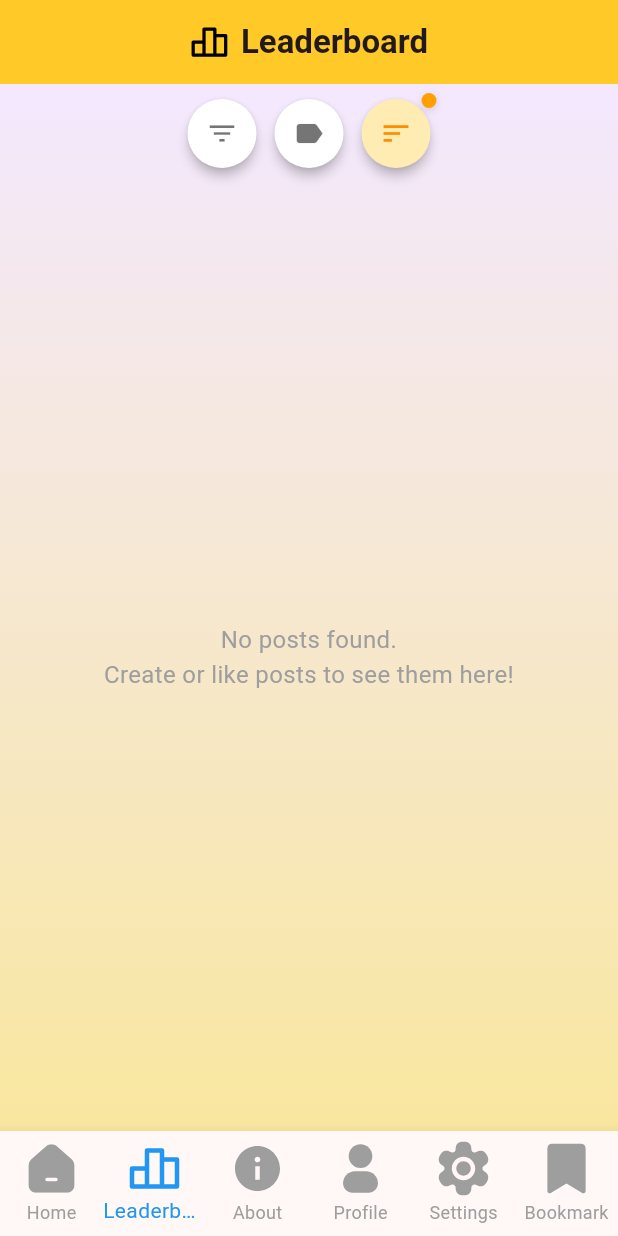
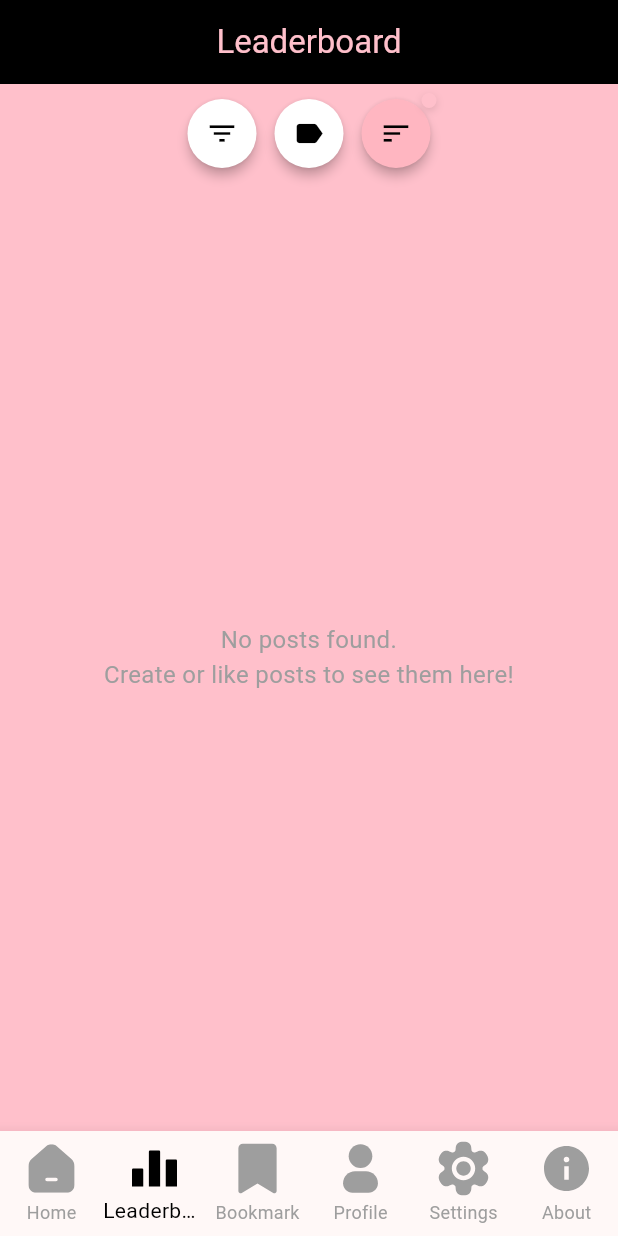
Before and after one commit to MJS022423/GlamURe, a Flutter app: the HomePage screen opened by its route, item 2 of the bottom bar chosen, on a phone screen of 412 x 824 dp. Run offline on Flutter 3.47's test engine with Material 3 defaults, Android fonts, the phone set to English and light mode, and no system bars; our stand-ins replace device_preview, flutter_svg, getwidget, image_picker; project files that could hold a hidden picture were left out.

Commit message:
--app fixed--
basta

```diff
--- a/myapp/lib/data/account_store.dart
+++ b/myapp/lib/data/account_store.dart
@@ -1,5 +1,4 @@
 // lib/data/account_store.dart
-import 'dart:convert';
 import 'package:flutter/foundation.dart'; // debugPrint
 import 'post_store.dart';
 
--- a/myapp/lib/data/comment_store.dart
+++ b/myapp/lib/data/comment_store.dart
@@ -7,6 +7,8 @@
 ///   "createdAt": DateTime,
 ///   "authorUsername": String? // optional account username (used to lookup avatar)
 /// }
+library;
+
 
 class CommentStore {
   static final Map<int, List<Map<String, dynamic>>> _commentsByPost = {};
--- a/myapp/lib/homepage-modules/create_post_components/create_post_module.dart
+++ b/myapp/lib/homepage-modules/create_post_components/create_post_module.dart
@@ -1,6 +1,5 @@
 // lib/homepage-modules/create_post_module.dart
 import 'dart:typed_data';
-import 'dart:convert';
 import 'package:flutter/material.dart';
 import 'package:getwidget/getwidget.dart';
 
--- a/myapp/lib/homepage-modules/expanded_post_page.dart
+++ b/myapp/lib/homepage-modules/expanded_post_page.dart
@@ -4,7 +4,6 @@ import 'dart:typed_data';
 import 'dart:convert';
 import 'package:flutter/material.dart';
 import 'package:flutter_svg/flutter_svg.dart';
-import 'package:getwidget/getwidget.dart';
 import '../data/post_store.dart';
 import '../data/user_actions_store.dart';
 import '../data/comment_store.dart';
--- a/myapp/lib/homepage-modules/homepage.dart
+++ b/myapp/lib/homepage-modules/homepage.dart
@@ -133,20 +133,11 @@ class _HomePageState extends State<HomePage> with SingleTickerProviderStateMixin
               ),
             ),
 
-            // Search bar with Create Post icon
+            // Search bar (create-post icon moved to floating action button)
             Padding(
               padding: const EdgeInsets.symmetric(horizontal: 16, vertical: 8),
               child: Row(
                 children: [
-                  IconButton(
-                    iconSize: 40,
-                    onPressed: openModal,
-                    icon: SvgPicture.asset(
-                      'assets/create-svgrepo-com.svg',
-                      width: 40,
-                      height: 40,
-                    ),
-                  ),
                   const SizedBox(width: 8),
                   Expanded(
                     child: TagSearchBarModule(onSearch: handleTagSearch),
@@ -207,7 +198,7 @@ class _HomePageState extends State<HomePage> with SingleTickerProviderStateMixin
             LeaderboardModule(goBack: () => setState(() => _selectedIndex = 0));
         break;
       case 2:
-        currentPage = AboutPage();
+        currentPage = BookmarkPage();
         break;
       case 3:
         currentPage = const ProfilePage();
@@ -216,7 +207,7 @@ class _HomePageState extends State<HomePage> with SingleTickerProviderStateMixin
         currentPage = SettingsPage();
         break;
       case 5:
-        currentPage = BookmarkPage();
+        currentPage = AboutPage();
         break;
       default:
         currentPage = _buildHomeContent();
@@ -225,11 +216,26 @@ class _HomePageState extends State<HomePage> with SingleTickerProviderStateMixin
     return Scaffold(
       backgroundColor: const Color.fromARGB(255, 224, 224, 224),
       body: SafeArea(child: currentPage),
+      // Floating + button placed above bottom navigation (bottom-right)
+      // Show FAB only on Home (index 0)
+      floatingActionButton: _selectedIndex == 0
+          ? FloatingActionButton(
+              onPressed: openModal,
+              backgroundColor: Colors.white,
+              elevation: 6,
+              child: SvgPicture.asset(
+                'assets/create-svgrepo-com.svg',
+                width: 28,
+                height: 28,
+              ),
+            )
+          : null,
+      floatingActionButtonLocation: FloatingActionButtonLocation.endFloat,
       bottomNavigationBar: BottomNavigationBar(
         type: BottomNavigationBarType.fixed,
         currentIndex: _selectedIndex,
         onTap: _onNavTapped,
-        selectedItemColor: Colors.blue,
+        selectedItemColor: Colors.black,
         unselectedItemColor: Colors.grey,
         iconSize: 36,
         items: [
@@ -238,7 +244,7 @@ class _HomePageState extends State<HomePage> with SingleTickerProviderStateMixin
               'assets/home.svg',
               width: 36,
               height: 36,
-              color: _selectedIndex == 0 ? Colors.blue : Colors.grey,
+              color: _selectedIndex == 0 ? Colors.black : Colors.grey,
             ),
             label: 'Home',
           ),
@@ -247,25 +253,25 @@ class _HomePageState extends State<HomePage> with SingleTickerProviderStateMixin
               'assets/leaderboard.svg',
               width: 36,
               height: 36,
-              color: _selectedIndex == 1 ? Colors.blue : Colors.grey,
+              color: _selectedIndex == 1 ? Colors.black : Colors.grey,
             ),
             label: 'Leaderboard',
           ),
-          BottomNavigationBarItem(
+           BottomNavigationBarItem(
             icon: SvgPicture.asset(
-              'assets/info.svg',
+              'assets/bookmark.svg',
               width: 36,
               height: 36,
-              color: _selectedIndex == 2 ? Colors.blue : Colors.grey,
+              color: _selectedIndex == 2 ? Colors.black : Colors.grey,
             ),
-            label: 'About',
+            label: 'Bookmark',
           ),
           BottomNavigationBarItem(
             icon: SvgPicture.asset(
               'assets/profile.svg',
               width: 36,
               height: 36,
-              color: _selectedIndex == 3 ? Colors.blue : Colors.grey,
+              color: _selectedIndex == 3 ? Colors.black : Colors.grey,
             ),
             label: 'Profile',
           ),
@@ -274,18 +280,18 @@ class _HomePageState extends State<HomePage> with SingleTickerProviderStateMixin
               'assets/settings.svg',
               width: 36,
               height: 36,
-              color: _selectedIndex == 4 ? Colors.blue : Colors.grey,
+              color: _selectedIndex == 4 ? Colors.black : Colors.grey,
             ),
             label: 'Settings',
           ),
           BottomNavigationBarItem(
             icon: SvgPicture.asset(
-              'assets/bookmark.svg',
+              'assets/info.svg',
               width: 36,
               height: 36,
-              color: _selectedIndex == 5 ? Colors.blue : Colors.grey,
+              color: _selectedIndex == 5 ? Colors.black : Colors.grey,
             ),
-            label: 'Bookmark',
+            label: 'About',
           ),
         ],
       ),
--- a/myapp/lib/homepage-modules/post_feed_module.dart
+++ b/myapp/lib/homepage-modules/post_feed_module.dart
@@ -65,7 +65,9 @@ class _PostFeedModuleState extends State<PostFeedModule> {
     addIfUnique(post['gender']);
     addIfUnique(post['style']);
     if (post['tags'] is Iterable) {
-      for (final t in post['tags']) addIfUnique(t?.toString());
+      for (final t in post['tags']) {
+        addIfUnique(t?.toString());
+      }
     }
     return result;
   }
--- a/myapp/lib/profile/widgets/header_panel.dart
+++ b/myapp/lib/profile/widgets/header_panel.dart
@@ -1,5 +1,4 @@
 // lib/profile/widgets/header_panel.dart
-import 'dart:convert';
 import 'package:flutter/material.dart';
 import '../../data/account_store.dart';
 import 'avatar_widget.dart';
--- a/myapp/lib/settings/widgets/avatar_picker.dart
+++ b/myapp/lib/settings/widgets/avatar_picker.dart
@@ -61,7 +61,7 @@ class _AvatarPickerState extends State<AvatarPicker> {
     // Try calling updateProfile if exists; otherwise mutate currentUser
     try {
       // prefer explicit API if author implemented it
-      await AccountStore.updateProfile(updated);
+      AccountStore.updateProfile(updated);
     } catch (e) {
       // best-effort fallback if no method exists
       try {
--- a/myapp/lib/settings/widgets/profile_section.dart
+++ b/myapp/lib/settings/widgets/profile_section.dart
@@ -4,7 +4,6 @@ import 'dart:typed_data';
 import 'package:flutter/material.dart';
 import 'package:image_picker/image_picker.dart';
 import '../../data/account_store.dart';
-import 'avatar_picker.dart';
 import 'header_tile.dart';
 
 class ProfileSection extends StatefulWidget {
--- a/myapp/lib/single-coded-page/leaderboard_module.dart
+++ b/myapp/lib/single-coded-page/leaderboard_module.dart
@@ -2,7 +2,7 @@
 import 'package:flutter/material.dart';
 import '../data/post_store.dart';
 import '../homepage-modules/post_feed_module.dart';
-import 'package:flutter_svg/flutter_svg.dart';
+import '../utils/app_bar_builder.dart';
 
 
 class LeaderboardModule extends StatefulWidget {
@@ -115,7 +115,7 @@ class _LeaderboardModuleState extends State<LeaderboardModule> {
             const Padding(padding: EdgeInsets.all(16.0), child: Text("Select Tag Category", style: TextStyle(fontWeight: FontWeight.bold, fontSize: 18))),
             ListTile(
               title: const Text("All"),
-              trailing: selectedField == null ? const Icon(Icons.check_circle, color: Colors.amber) : null,
+              trailing: selectedField == null ? const Icon(Icons.check_circle, color: Color(0xFFFFC0CB)) : null,
               onTap: () {
                 Navigator.pop(context);
                 setState(() {
@@ -128,7 +128,7 @@ class _LeaderboardModuleState extends State<LeaderboardModule> {
             ...sampleTags.keys.map((field) {
               return ListTile(
                 title: Text(field),
-                trailing: selectedField == field ? const Icon(Icons.check_circle, color: Colors.amber) : null,
+                trailing: selectedField == field ? const Icon(Icons.check_circle, color: Color(0xFFFFC0CB)) : null,
                 onTap: () {
                   Navigator.pop(context);
                   setState(() {
@@ -158,7 +158,7 @@ class _LeaderboardModuleState extends State<LeaderboardModule> {
             Padding(padding: const EdgeInsets.all(16.0), child: Text("$field Tags", style: const TextStyle(fontWeight: FontWeight.bold, fontSize: 18))),
             ListTile(
               title: const Text("All"),
-              trailing: selectedValue == null ? const Icon(Icons.check_circle, color: Colors.amber) : null,
+              trailing: selectedValue == null ? const Icon(Icons.check_circle, color: Color(0xFFFFC0CB)) : null,
               onTap: () {
                 Navigator.pop(context);
                 setState(() => selectedValue = null);
@@ -168,7 +168,7 @@ class _LeaderboardModuleState extends State<LeaderboardModule> {
             ...values.map((val) {
               return ListTile(
                 title: Text(val),
-                trailing: selectedValue == val ? const Icon(Icons.check_circle, color: Colors.amber) : null,
+                trailing: selectedValue == val ? const Icon(Icons.check_circle, color: Color(0xFFFFC0CB)) : null,
                 onTap: () {
                   Navigator.pop(context);
                   setState(() => selectedValue = val);
@@ -196,7 +196,7 @@ class _LeaderboardModuleState extends State<LeaderboardModule> {
             ...options.map((opt) {
               return ListTile(
                 title: Text(opt),
-                trailing: sortBy == opt ? const Icon(Icons.check_circle, color: Colors.amber) : null,
+                trailing: sortBy == opt ? const Icon(Icons.check_circle, color: Color(0xFFFFC0CB)) : null,
                 onTap: () {
                   Navigator.pop(context);
                   setState(() => sortBy = opt);
@@ -212,36 +212,13 @@ class _LeaderboardModuleState extends State<LeaderboardModule> {
 
   @override
   Widget build(BuildContext context) {
-    final accent = Colors.amber[400];
-
     return Scaffold(
-      appBar: AppBar(
-        title: Row(
-          mainAxisAlignment: MainAxisAlignment.center,
-          children: [
-            SvgPicture.asset(
-              'assets/leaderboard.svg',
-              width: 26,
-              height: 26,
-              colorFilter: const ColorFilter.mode(Colors.black, BlendMode.srcIn),
-            ),
-            const SizedBox(width: 8),
-            const Text(
-              'Leaderboard',
-              style: TextStyle(fontWeight: FontWeight.bold),
-            ),
-          ],
-        ),
-        backgroundColor: accent,
-        centerTitle: true,
-        automaticallyImplyLeading: false,
-      ),
+      appBar: buildCustomAppBar('Leaderboard'),
       body: Container(
         width: double.infinity,
-        decoration: const BoxDecoration(
-          gradient: LinearGradient(colors: [Color(0xFFF3E8FF), Color(0xFFF9E79F)], begin: Alignment.topCenter, end: Alignment.bottomCenter),
-        ),
+       color: const Color(0xFFFFC0CB),
         child: SafeArea(
+          top: false,
           child: Column(
             children: [
               // icons-only control row
@@ -253,8 +230,9 @@ class _LeaderboardModuleState extends State<LeaderboardModule> {
                     _iconOnlyButton(Icons.filter_list, _showFieldSelector, selectedField != null),
                     const SizedBox(width: 12),
                     _iconOnlyButton(Icons.label, () {
-                      if (selectedField != null) _showValueSelector(selectedField!);
-                      else {
+                      if (selectedField != null) {
+                        _showValueSelector(selectedField!);
+                      } else {
                         ScaffoldMessenger.of(context).showSnackBar(const SnackBar(content: Text("Select a tag category first")));
                       }
                     }, selectedValue != null),
@@ -284,7 +262,7 @@ class _LeaderboardModuleState extends State<LeaderboardModule> {
       clipBehavior: Clip.none,
       children: [
         Material(
-          color: active ? Colors.amber[100] : Colors.white,
+          color: active ? const Color(0xFFFFB6C1) : Colors.white,
           shape: const CircleBorder(),
           elevation: 3,
           child: InkWell(
@@ -292,7 +270,7 @@ class _LeaderboardModuleState extends State<LeaderboardModule> {
             onTap: onTap,
             child: Padding(
               padding: const EdgeInsets.all(12),
-              child: Icon(icon, size: 22, color: active ? Colors.amber[800] : Colors.black54),
+              child: Icon(icon, size: 22, color: Colors.black),
             ),
           ),
         ),
@@ -304,7 +282,7 @@ class _LeaderboardModuleState extends State<LeaderboardModule> {
             child: Container(
               width: 10,
               height: 10,
-              decoration: BoxDecoration(color: Colors.amber[700], shape: BoxShape.circle, boxShadow: [
+              decoration: BoxDecoration(color: const Color(0xFFFFC0CB), shape: BoxShape.circle, boxShadow: const [
                 BoxShadow(color: Colors.black12, blurRadius: 4, offset: Offset(0, 2)),
               ]),
             ),
--- /dev/null
+++ b/myapp/lib/utils/app_bar_builder.dart
@@ -0,0 +1,15 @@
+import 'package:flutter/material.dart';
+import 'package:getwidget/getwidget.dart';
+
+/// Reusable AppBar builder for consistent styling across pages
+PreferredSizeWidget buildCustomAppBar(String title) {
+  return GFAppBar(
+    backgroundColor: Colors.black,
+    title: Text(
+      title,
+      style: const TextStyle(color: Color(0xFFFFC0CB)),
+    ),
+    centerTitle: true,
+    automaticallyImplyLeading: false,
+  );
+}
--- a/myapp/pubspec.yaml
+++ b/myapp/pubspec.yaml
@@ -16,13 +16,13 @@ dependencies:
   device_preview: ^1.1.0
   flutter_svg: ^2.1.6
   path_provider: ^2.0.15
-  image_picker: ^0.8.7+6
+  image_picker: ^1.2.0
   url_launcher: ^6.3.1
 
 dev_dependencies:
   flutter_test:
     sdk: flutter
-  flutter_lints: ^5.0.0
+  flutter_lints: ^6.0.0
 
 flutter:
   uses-material-design: true
```
Also changed, not shown: myapp/lib/homepage-modules/tag_search_bar_module.dart (+6 -5 lines), myapp/lib/profile/profile_page.dart (+3 -8 lines), myapp/lib/settings/settings_page.dart (+3 -6 lines), myapp/lib/single-coded-page/about.dart (+3 -11 lines), myapp/lib/single-coded-page/bookmark.dart (+3 -6 lines), myapp/assets/leaderboard.svg, myapp/pubspec.lock.
